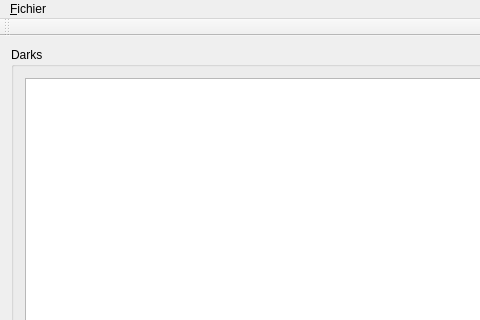
Old version of the form src/gui/forms/mainwindow.ui in the repository deufrai/astrawdark-src; both pictures show x 0 to 480 and y 0 to 320 of the 879 by 586 pixel window.
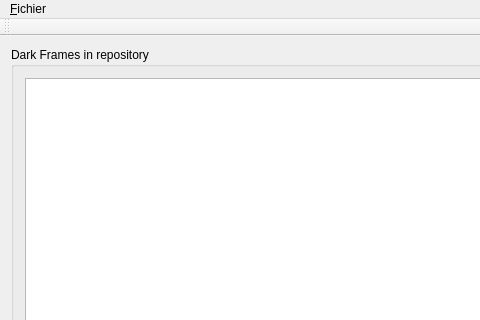
New version of the form.

Commit message: ARD-1: UI rewording

Diff of the .ui file:
```diff
--- a/src/gui/forms/mainwindow.ui
+++ b/src/gui/forms/mainwindow.ui
@@ -18,7 +18,7 @@
     <item>
      <widget class="QGroupBox" name="groupBox">
       <property name="title">
-       <string>Darks</string>
+       <string>Dark Frames in repository</string>
       </property>
       <layout class="QHBoxLayout" name="horizontalLayout">
        <item>
```
